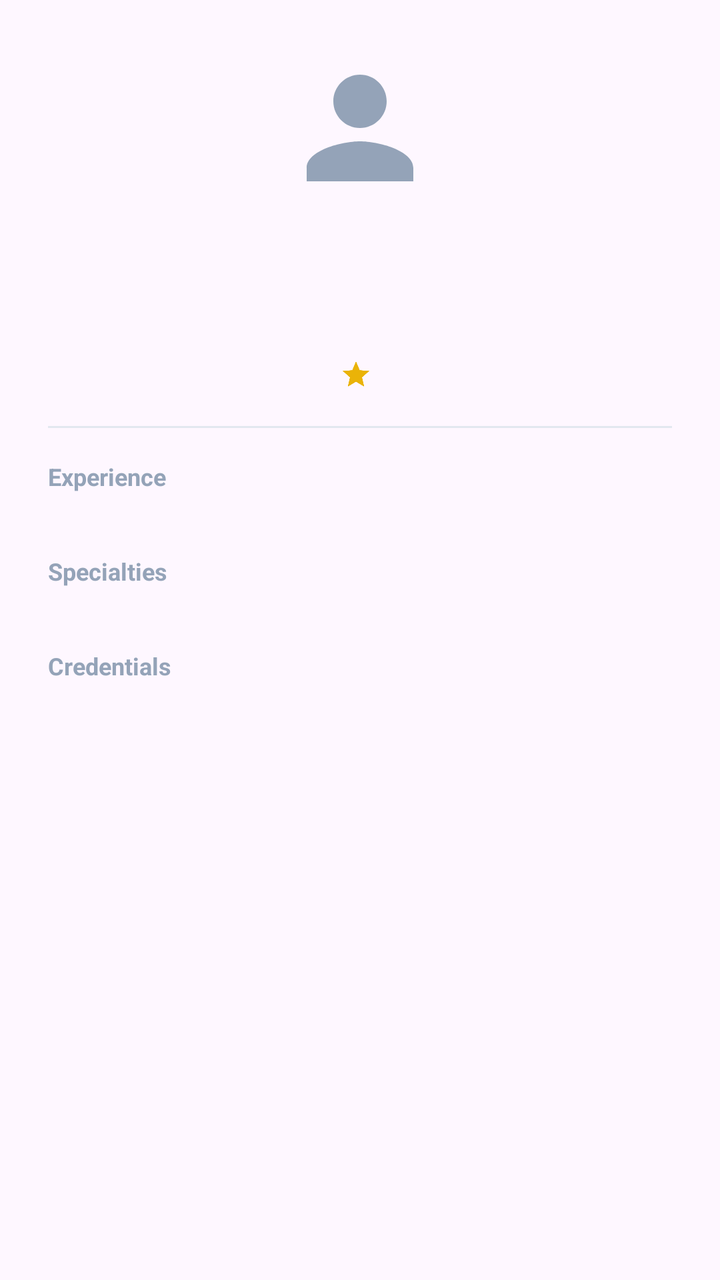
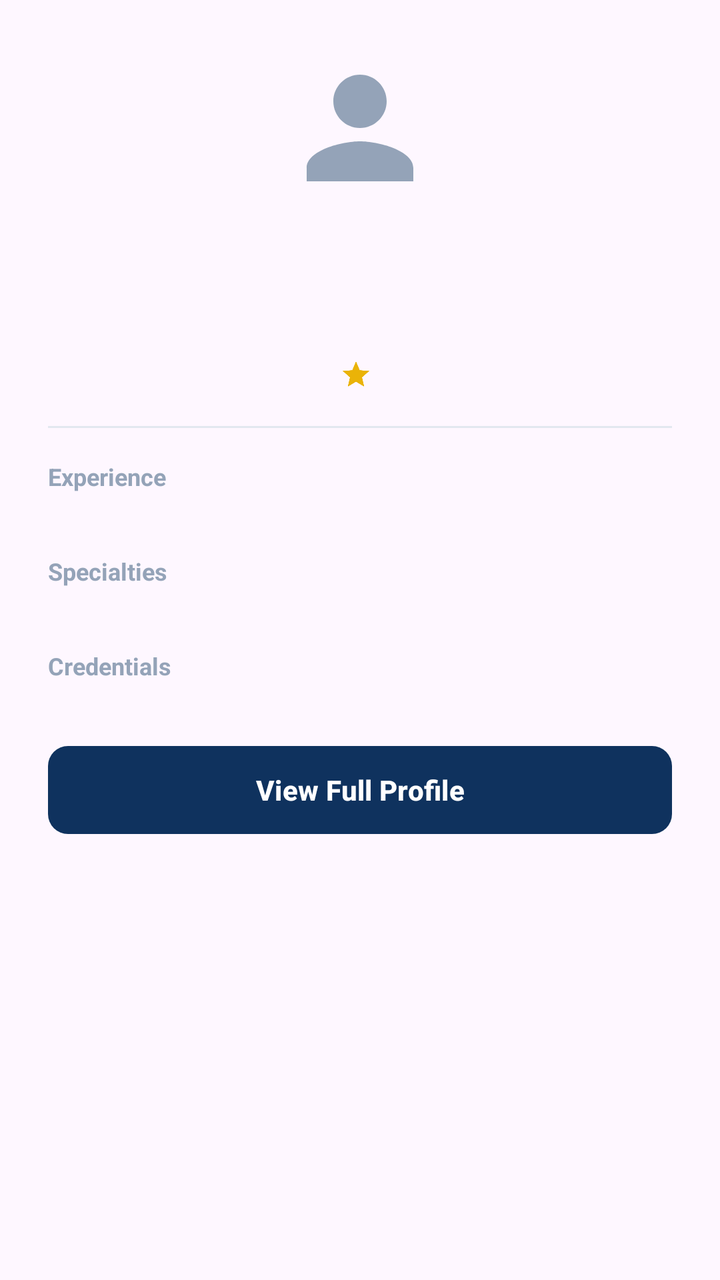

Screens rendered from an Android XML layout before and after an edit, with the pre-edit source and the edit as a unified diff.
<!-- AndroidManifest.xml: application theme Theme.Newtacks -->
<!-- res/layout/dialog_worker_details_preview.xml -->
<?xml version="1.0" encoding="utf-8"?>
<LinearLayout xmlns:android="http://schemas.android.com/apk/res/android"
    xmlns:app="http://schemas.android.com/apk/res-auto"
    android:layout_width="match_parent"
    android:layout_height="wrap_content"
    android:orientation="vertical"
    android:padding="24dp">

    <ImageView
        android:id="@+id/ivWorkerProfile"
        android:layout_width="80dp"
        android:layout_height="80dp"
        android:layout_gravity="center"
        android:layout_marginBottom="16dp"
        android:src="@drawable/ic_user_placeholder" />

    <LinearLayout
        android:layout_width="match_parent"
        android:layout_height="wrap_content"
        android:gravity="center"
        android:orientation="horizontal">

        <TextView
            android:id="@+id/tvWorkerName"
            android:layout_width="wrap_content"
            android:layout_height="wrap_content"
            android:textSize="20sp"
            android:textStyle="bold"
            android:textColor="#1E293B" />

        <TextView
            android:id="@+id/tvWorkerBadge"
            android:layout_width="wrap_content"
            android:layout_height="wrap_content"
            android:layout_marginStart="8dp"
            android:background="@drawable/bg_badge_green1"
            android:paddingHorizontal="6dp"
            android:paddingVertical="2dp"
            android:text="NC3"
            android:textColor="#FFFFFF"
            android:textSize="10sp"
            android:textStyle="bold"
            android:visibility="gone" />

    </LinearLayout>

    <TextView
        android:id="@+id/tvWorkerPhone"
        android:layout_width="match_parent"
        android:layout_height="wrap_content"
        android:gravity="center"
        android:textSize="14sp"
        android:textColor="#64748B"
        android:layout_marginBottom="12dp" />

    <LinearLayout
        android:layout_width="wrap_content"
        android:layout_height="wrap_content"
        android:layout_gravity="center"
        android:gravity="center_vertical"
        android:orientation="horizontal"
        android:layout_marginBottom="16dp">

        <ImageView
            android:layout_width="16dp"
            android:layout_height="16dp"
            android:src="@drawable/ic_star"
            app:tint="#EAB308" />

        <TextView
            android:id="@+id/tvWorkerRating"
            android:layout_width="wrap_content"
            android:layout_height="wrap_content"
            android:layout_marginStart="4dp"
            android:textSize="14sp"
            android:textStyle="bold"
            android:textColor="#1E293B" />
    </LinearLayout>

    <View
        android:layout_width="match_parent"
        android:layout_height="1dp"
        android:background="#E2E8F0"
        android:layout_marginBottom="16dp" />

    <TextView
        android:layout_width="wrap_content"
        android:layout_height="wrap_content"
        android:text="Experience"
        android:textSize="12sp"
        android:textStyle="bold"
        android:textColor="#94A3B8" />

    <TextView
        android:id="@+id/tvWorkerExperience"
        android:layout_width="match_parent"
        android:layout_height="wrap_content"
        android:textSize="14sp"
        android:textColor="#1E293B"
        android:layout_marginBottom="12dp" />

    <TextView
        android:layout_width="wrap_content"
        android:layout_height="wrap_content"
        android:text="Specialties"
        android:textSize="12sp"
        android:textStyle="bold"
        android:textColor="#94A3B8" />

    <TextView
        android:id="@+id/tvWorkerCategories"
        android:layout_width="match_parent"
        android:layout_height="wrap_content"
        android:textSize="14sp"
        android:textColor="#1E293B"
        android:layout_marginBottom="12dp" />

    <TextView
        android:layout_width="wrap_content"
        android:layout_height="wrap_content"
        android:text="Credentials"
        android:textSize="12sp"
        android:textStyle="bold"
        android:textColor="#94A3B8" />

    <LinearLayout
        android:id="@+id/layoutCertificates"
        android:layout_width="match_parent"
        android:layout_height="wrap_content"
        android:orientation="horizontal"
        android:layout_marginTop="4dp">

        <com.google.android.material.button.MaterialButton
            android:id="@+id/btnViewNC1"
            style="@style/Widget.MaterialComponents.Button.TextButton"
            android:layout_width="wrap_content"
            android:layout_height="wrap_content"
            android:text="NC1"
            android:textSize="12sp"
            android:visibility="gone" />

        <com.google.android.material.button.MaterialButton
            android:id="@+id/btnViewNC2"
            style="@style/Widget.MaterialComponents.Button.TextButton"
            android:layout_width="wrap_content"
            android:layout_height="wrap_content"
            android:text="NC2"
            android:textSize="12sp"
            android:visibility="gone" />

        <com.google.android.material.button.MaterialButton
            android:id="@+id/btnViewNC3"
            style="@style/Widget.MaterialComponents.Button.TextButton"
            android:layout_width="wrap_content"
            android:layout_height="wrap_content"
            android:text="NC3"
            android:textSize="12sp"
            android:visibility="gone" />

        <TextView
            android:id="@+id/tvNoCertificates"
            android:layout_width="wrap_content"
            android:layout_height="wrap_content"
            android:text="No certificates uploaded"
            android:textSize="14sp"
            android:textColor="#94A3B8"
            android:visibility="gone" />
    </LinearLayout>

</LinearLayout>
<!-- resources referenced by this layout -->
<resources>
  <!-- drawable bg_badge_green1 (drawable) -->
  <?xml version="1.0" encoding="utf-8"?>
  <shape xmlns:android="http://schemas.android.com/apk/res/android"
      android:shape="rectangle">
      <solid android:color="#74F287" />
      <corners android:radius="20dp" />\
  </shape>
  <!-- drawable ic_star (drawable) -->
  <vector xmlns:android="http://schemas.android.com/apk/res/android"
      android:width="24dp"
      android:height="24dp"
      android:viewportWidth="24"
      android:viewportHeight="24">
    <path
        android:fillColor="#FFFFFF"
        android:pathData="M12,17.27L18.18,21l-1.64,-7.03L22,9.24l-7.19,-0.61L12,2L9.19,8.63L2,9.24l5.46,4.73L5.82,21z"/>
  </vector>
  <!-- drawable ic_user_placeholder (drawable) -->
  <vector xmlns:android="http://schemas.android.com/apk/res/android"
      android:width="24dp"
      android:height="24dp"
      android:viewportWidth="24"
      android:viewportHeight="24">
      <path
          android:fillColor="#94A3B8"
          android:pathData="M12,12c2.21,0 4,-1.79 4,-4s-1.79,-4 -4,-4 -4,1.79 -4,4 1.79,4 4,4zM12,14c-2.67,0 -8,1.34 -8,4v2h16v-2c0,-2.66 -5.33,-4 -8,-4z" />
  </vector>
  <style name="Theme.Newtacks" parent="Base.Theme.Newtacks" />
  <style name="Base.Theme.Newtacks" parent="Theme.Material3.DayNight.NoActionBar">
          <item name="colorPrimary">#004A99</item>
          <item name="colorPrimaryContainer">#004A99</item>
          <item name="colorOnPrimary">#FFFFFF</item>
          <item name="colorSecondary">#004A99</item>
          <item name="colorOnSecondary">#FFFFFF</item>
          <item name="colorTertiary">#004A99</item>
          <item name="colorSecondaryContainer">#EBF2FF</item>
          <item name="colorOnSecondaryContainer">#004A99</item>
          <item name="android:statusBarColor">#004A99</item>
          <item name="android:navigationBarColor">#FFFFFF</item>
          <item name="android:windowLightStatusBar" tools:targetApi="m">false</item>
      </style>
</resources>

<!-- the commit's change to res/layout/dialog_worker_details_preview.xml (unified diff, before → after) -->
@@ -128,7 +128,8 @@
         android:layout_width="match_parent"
         android:layout_height="wrap_content"
         android:orientation="horizontal"
-        android:layout_marginTop="4dp">
+        android:layout_marginTop="4dp"
+        android:layout_marginBottom="24dp">
 
         <com.google.android.material.button.MaterialButton
             android:id="@+id/btnViewNC1"
@@ -167,4 +168,14 @@
             android:visibility="gone" />
     </LinearLayout>
 
+    <com.google.android.material.button.MaterialButton
+        android:id="@+id/btnViewFullProfile"
+        android:layout_width="match_parent"
+        android:layout_height="52dp"
+        android:text="View Full Profile"
+        android:textAllCaps="false"
+        android:textStyle="bold"
+        app:backgroundTint="#0F325E"
+        app:cornerRadius="10dp" />
+
 </LinearLayout>
